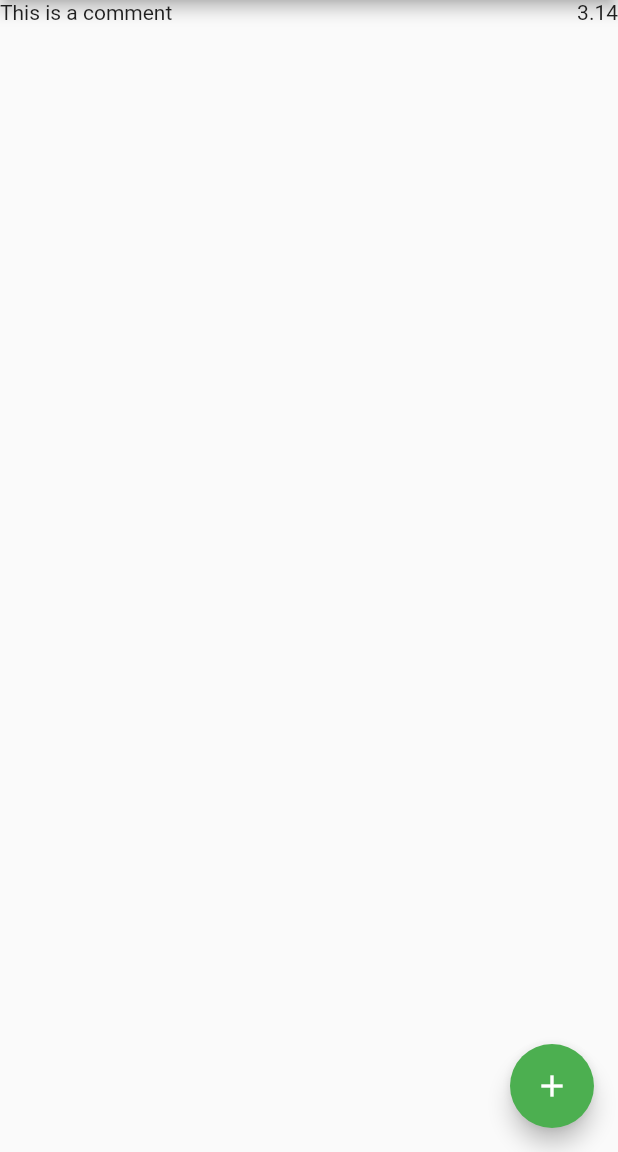
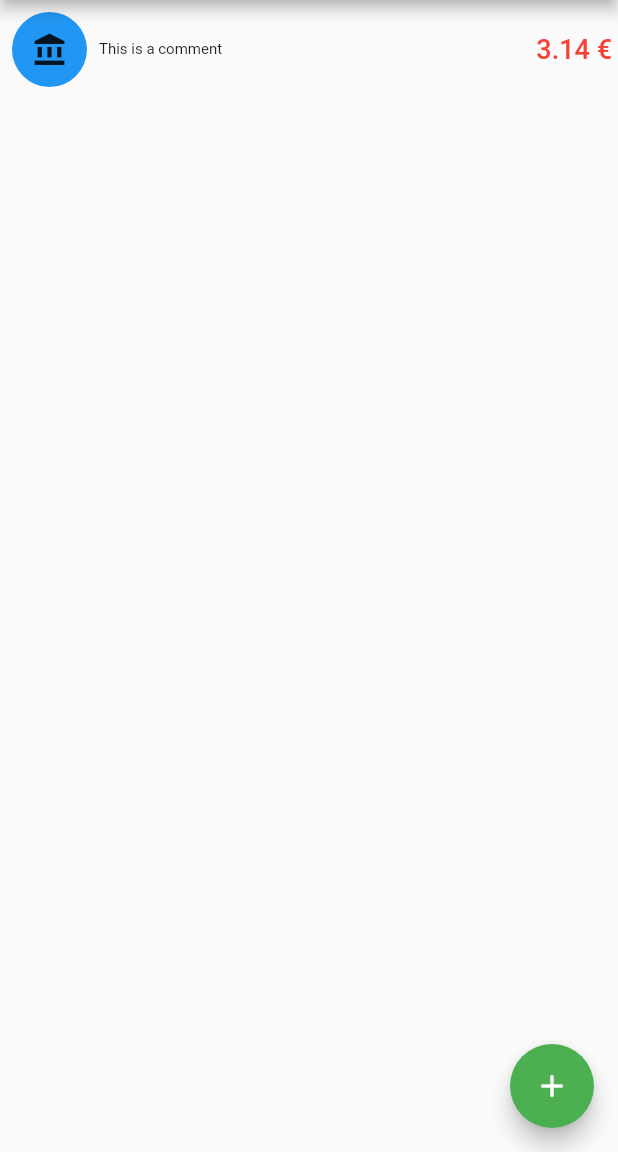
Before and after one commit to fr-noeldupuis/expense_tracker, a Flutter app: the screen it shows after launch, after a tap on the "add" icon, on a phone screen of 412 x 824 dp, the part 84-1236 px from its top. Run offline on Flutter 3.47's test engine with Material 2 defaults, Android fonts, the phone set to English and light mode, and no system bars.

Commit message:
Enhance TransactionCard with icon + color

```diff
--- /dev/null
+++ b/lib/model/category.dart
@@ -0,0 +1,13 @@
+import 'package:flutter/material.dart';
+
+class Category {
+  String name;
+  Icon icon;
+  Color color;
+
+  Category({
+    required this.name,
+    required this.icon,
+    required this.color,
+  });
+}
--- a/lib/model/transaction.dart
+++ b/lib/model/transaction.dart
@@ -1,18 +1,20 @@
+import 'package:expense_tracker/model/category.dart';
+
 class Transaction {
   int id = 0;
   DateTime date;
   double amount;
   TransactionType type;
   String comment = "";
-  String category;
+  Category? category;
 
   Transaction(
       {required this.date,
       required this.amount,
       required this.type,
-      this.category = "",
+      this.category,
       this.comment = ""}) {
-    if (category == "" &&
+    if (category == null &&
         (type == TransactionType.EXPENSE || type == TransactionType.REVENUE)) {
       throw MandatoryCategoryException();
     }
--- a/lib/views/transaction_list.dart
+++ b/lib/views/transaction_list.dart
@@ -1,3 +1,6 @@
+import 'dart:ui';
+
+import 'package:expense_tracker/model/category.dart';
 import 'package:expense_tracker/model/transaction.dart';
 import 'package:flutter/material.dart';
 
@@ -19,7 +22,11 @@ class _TransactionListViewState extends State<TransactionListView> {
         date: DateTime.now(),
         amount: 3.14,
         type: TransactionType.EXPENSE,
-        category: "This is a category",
+        category: Category(
+          name: "Category Standard",
+          icon: Icon(Icons.account_balance),
+          color: Colors.blue,
+        ),
         comment: "This is a comment",
       ));
     });
@@ -51,19 +58,58 @@ class TransactionCard extends StatelessWidget {
 
   @override
   Widget build(BuildContext context) {
-    return Row(
+    return Container(
+      padding: const EdgeInsets.only(top: 8.0),
+      child: Row(
         mainAxisAlignment: MainAxisAlignment.spaceBetween,
         children: [
-        Text(transaction.comment),
-        Column(
+          Row(
+            children: [
+              Container(
+                  margin: const EdgeInsets.symmetric(horizontal: 8.0),
+                  height: 50,
+                  width: 50,
+                  decoration: BoxDecoration(
+                    color: transaction.category?.color,
+                    borderRadius: BorderRadius.circular(50),
+                  ),
+                  child: Center(child: transaction.category?.icon)),
+              Text(
+                transaction.comment,
+                style: TextStyle(
+                  fontSize: 10,
+                ),
+              ),
+            ],
+          ),
+          Padding(
+            padding: const EdgeInsets.symmetric(horizontal: 4.0),
+            child: Column(
               mainAxisAlignment: MainAxisAlignment.center,
               children: [
                 Text(
-              transaction.amount.toString(),
+                  transaction.amount.toString() + " €",
+                  style: TextStyle(
+                      color: _transactionColorSelection(transaction),
+                      fontSize: 18,
+                      fontWeight: FontWeight.w500),
                 ),
               ],
+            ),
           )
         ],
+      ),
     );
   }
+
+  Color _transactionColorSelection(Transaction transaction) {
+    switch (transaction.type) {
+      case TransactionType.EXPENSE:
+        return Colors.red;
+      case TransactionType.REVENUE:
+        return Colors.green;
+      case TransactionType.TRANSFER:
+        return Colors.grey;
     }
+  }
+}
```
Also changed, not shown: 1 other file. Lines whose indentation alone changed are shown as unchanged.
